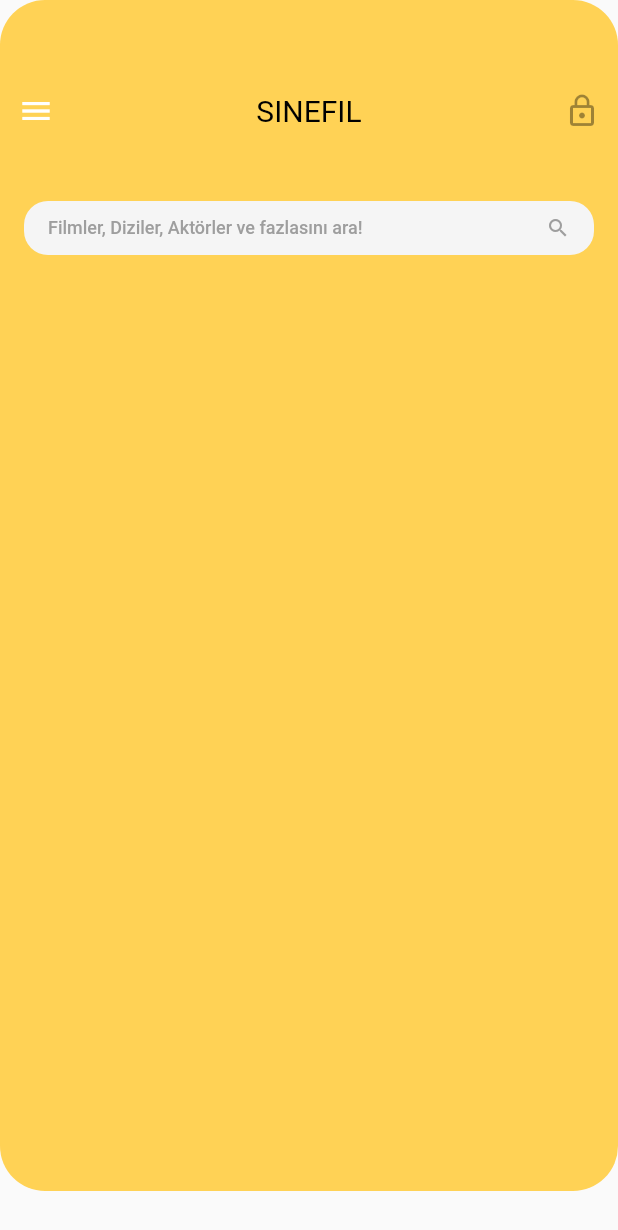
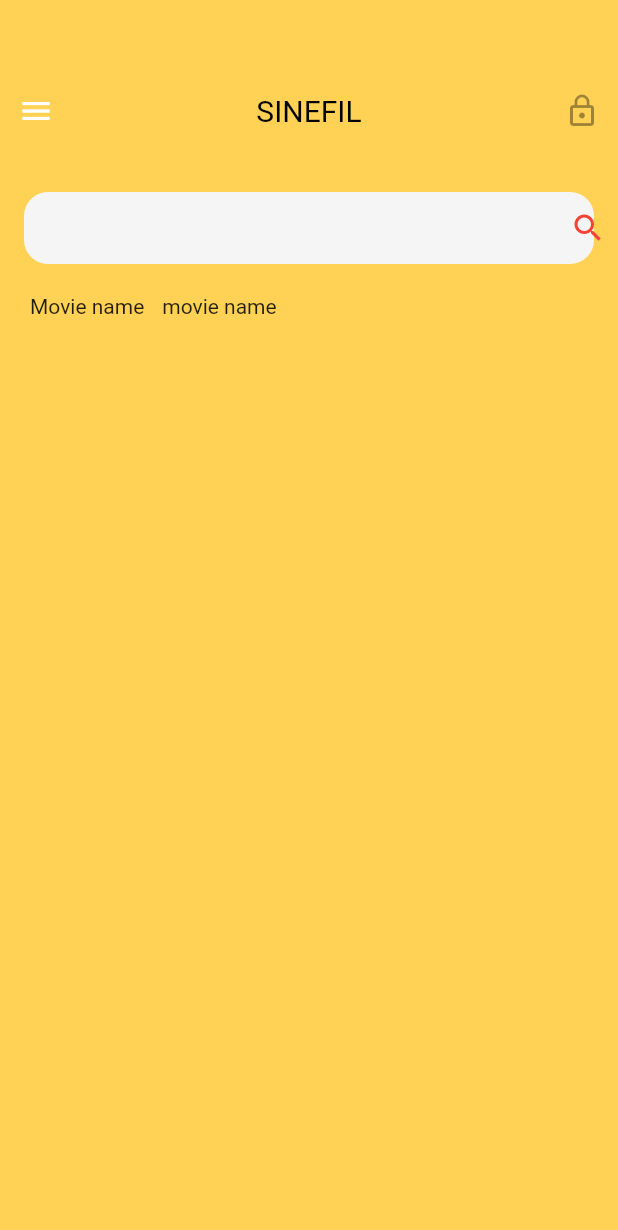
Before and after one commit to RahimCml/sine_fil_app, a Flutter app: the screen it shows after launch, on a phone screen of 412 x 824 dp. Shown: the top 1230 px of the screen. Run offline on Flutter 3.47's test engine with Material 2 defaults, Android fonts, the phone set to English and light mode, and no system bars.

Commit message:
Add showSearch to HomePage

```diff
--- a/lib/constants/color.dart
+++ b/lib/constants/color.dart
@@ -2,4 +2,5 @@
 
 class ConstantColor {
   static Color kMainColor = const Color(0xFFFFD255);
+  static Color secondarycolor = const Color(0xFF444A54);
 }
--- a/lib/delegates/custom_search_delegate.dart
+++ b/lib/delegates/custom_search_delegate.dart
@@ -3,25 +3,19 @@
 class CustomSearchDelegate extends SearchDelegate {
   @override
   List<Widget>? buildActions(BuildContext context) {
-    // TODO: implement buildActions
-    throw UnimplementedError();
   }
 
   @override
   Widget? buildLeading(BuildContext context) {
-    // TODO: implement buildLeading
-    throw UnimplementedError();
   }
 
   @override
   Widget buildResults(BuildContext context) {
-    // TODO: implement buildResults
-    throw UnimplementedError();
+    return Text(query);
   }
 
   @override
   Widget buildSuggestions(BuildContext context) {
-    // TODO: implement buildSuggestions
-    throw UnimplementedError();
+    return const Text('');
   }
 }
--- a/lib/pages/home_page.dart
+++ b/lib/pages/home_page.dart
@@ -1,5 +1,7 @@
 import 'package:flutter/material.dart';
 import 'package:sine_fil_app/constants/color.dart';
+
+import '../delegates/custom_search_delegate.dart';
 
 class HomePage extends StatefulWidget {
   final AnimationController controller;
@@ -17,7 +19,8 @@
 
   @override
   void initState() {
-    _scaleAnimation = Tween<double>(begin: 1, end: 0.6).animate(widget.controller);
+    _scaleAnimation =
+        Tween<double>(begin: 1, end: 0.6).animate(widget.controller);
     super.initState();
   }
 
@@ -36,7 +39,8 @@
         scale: _scaleAnimation,
         child: Container(
           decoration: BoxDecoration(
-              color:ConstantColor.kMainColor, borderRadius: BorderRadius.circular(30)),
+              color: ConstantColor.kMainColor,
+              borderRadius: BorderRadius.circular(30)),
           child: Column(
             children: [
               const SizedBox(height: 50),
@@ -66,7 +70,10 @@
                             },
                             color: Colors.white,
                           ),
-                          const Text('SINEFIL', style: TextStyle( fontSize: 20, color: Colors.black),),
+                    const Text(
+                      'SINEFIL',
+                      style: TextStyle(fontSize: 20, color: Colors.black),
+                    ),
                     IconButton(
                       icon: const Icon(Icons.lock_outline),
                       onPressed: null,
@@ -75,40 +82,59 @@
                   ],
                 ),
               ),
+              Column(
+                children: [
                   Container(
-                color: ConstantColor.secondarycolor,
+                      color: ConstantColor.kMainColor,
                       margin: const EdgeInsets.only(top: 30),
                       padding: const EdgeInsets.symmetric(horizontal: 16),
                       child: ElevatedButton(
-                    onPressed: () {
-                    },
+                        onPressed: () {},
                         style: ElevatedButton.styleFrom(
-                      backgroundColor: Colors.grey[
-                          100],
-                      elevation:
-                          0,
+                          backgroundColor: Colors.grey[100],
+                          elevation: 0,
                           shape: RoundedRectangleBorder(
-                          borderRadius: BorderRadius.circular(
-                              16)),
+                              borderRadius: BorderRadius.circular(16)),
                         ),
                         child: Row(
-                      children: const [
+                          children: [
                             Expanded(
-                          child: Text(
-                            'Filmler, Diziler, Aktörler ve fazlasını ara!',
-                            style: TextStyle(
-                                color: Colors.grey,
-                                fontSize:
-                                    12),
+                              child: IconButton(
+                                onPressed: () {
+                                  showSearch(
+                                    context: context,
+                                    delegate: CustomSearchDelegate(),
+                                  );
+                                },
+                                icon: const Padding(
+                                  padding: EdgeInsets.only(left: 340),
+                                  child: Icon(Icons.search),
                                 ),
+                                color: Colors.red,
                               ),
-                        Icon(Icons.search,
-                            size: 16,
-                            color: Colors
-                                .grey),
+                            )
                           ],
                         ),
                       )),
+                  Padding(
+                    padding:
+                        const EdgeInsets.only(top: 20, left: 20, right: 20),
+                    child: SizedBox(
+                      height: 200,
+                      child: ListView(
+                        scrollDirection: Axis.horizontal,
+                        children: const [
+                          Text('Movie name'),
+                          Padding(
+                            padding: EdgeInsets.symmetric(horizontal: 12),
+                            child: Text('movie name'),
+                          ),
+                        ],
+                      ),
+                    ),
+                  ),
+                ],
+              ),
               const SizedBox(height: 50),
             ],
           ),
--- a/lib/pages/layout_page.dart
+++ b/lib/pages/layout_page.dart
@@ -1,4 +1,5 @@
 import 'package:flutter/material.dart';
+import 'package:sine_fil_app/constants/color.dart';
 
 import 'drawer_page.dart';
 import 'home_page.dart';
@@ -21,10 +22,13 @@
   @override
   Widget build(BuildContext context) {
     return Scaffold(
-      body: Stack(children: [
-          DrawerPage(controller: _controller,),
-          HomePage(controller: _controller, duration: duration,)
-      ],),
+      body: Container(
+        color: ConstantColor.kMainColor,
+        child: Stack(children: [
+            DrawerPage(controller: _controller,),
+            HomePage(controller: _controller, duration: duration,)
+        ],),
+      ),
     );
   }
 }
```
Lines whose indentation alone changed are shown as unchanged.
